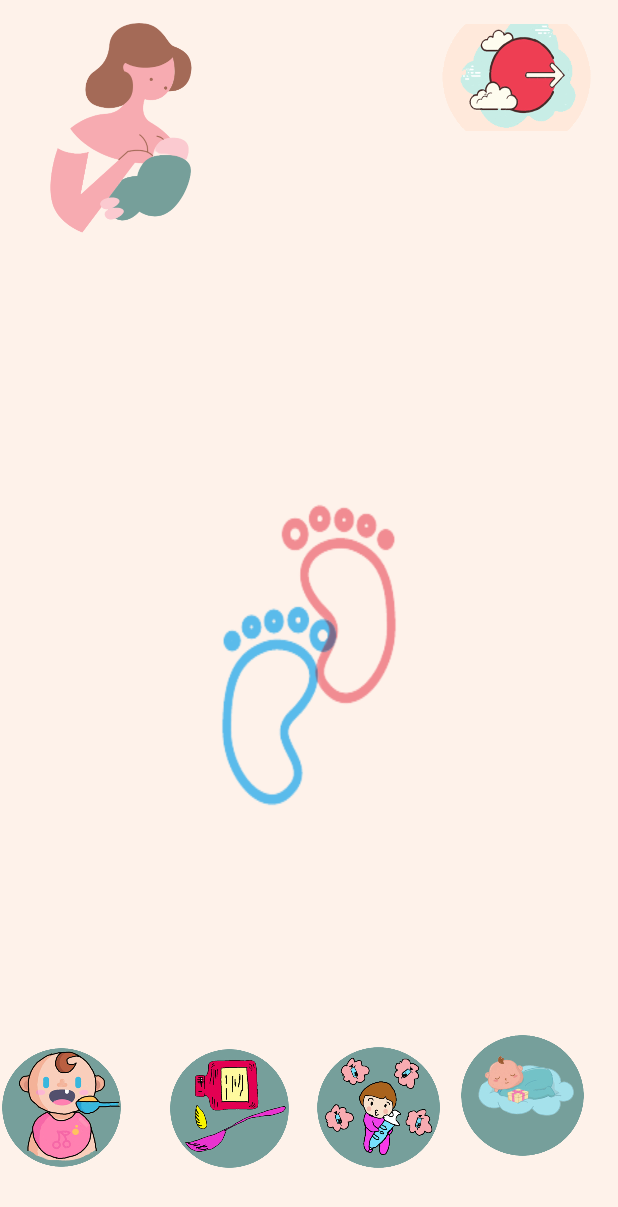
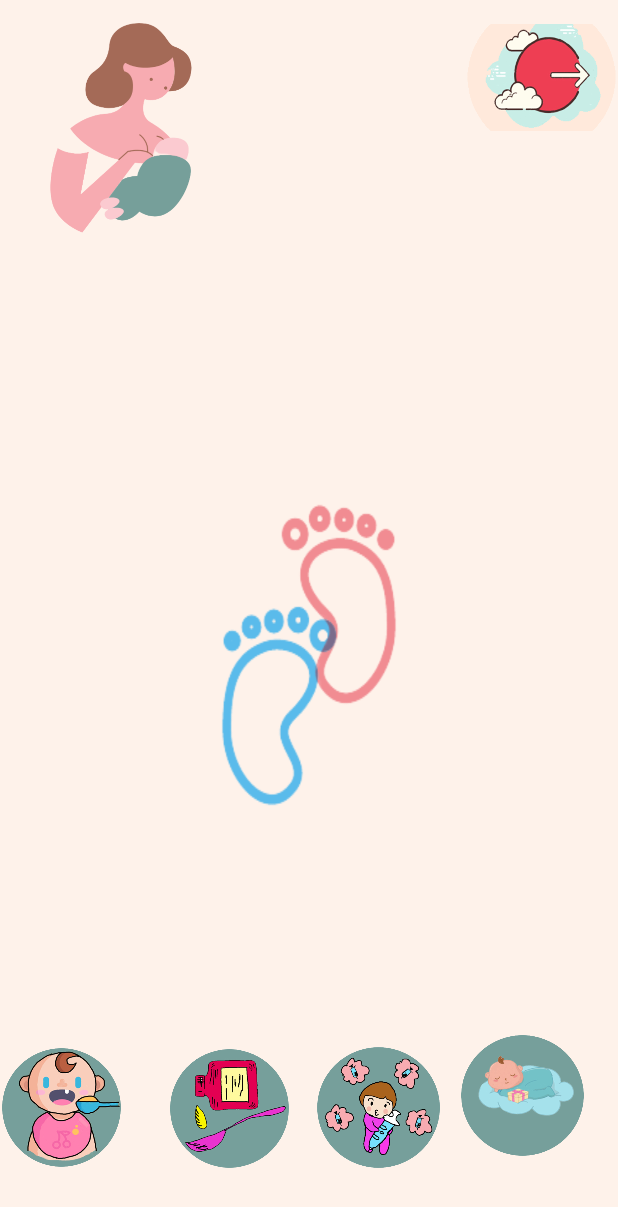
Before and after one commit to bontsdivina/CC107_Sat7301230Group1, an Android app: the Home1 screen opened directly, with no data from a screen before it, on a phone screen of 412 x 824 dp. Shown: the top 1207 px of the screen. Run offline under Robolectric (Android 15) with nearby library versions, the phone set to English and light mode, and no system bars.

Commit message:
Update activity_home1.xml

```diff
--- a/Group1_PROJECT/ANDROID/app/src/main/res/layout/activity_home1.xml
+++ b/Group1_PROJECT/ANDROID/app/src/main/res/layout/activity_home1.xml
@@ -94,19 +94,16 @@
         android:id="@+id/imageButton6"
         android:layout_width="102dp"
         android:layout_height="71dp"
-        android:layout_marginStart="292dp"
         android:layout_marginTop="16dp"
-        android:layout_marginBottom="144dp"
         android:adjustViewBounds="true"
 
         android:background="@drawable/round"
         android:scaleType="centerCrop"
-        app:layout_constraintBottom_toTopOf="@+id/imageView4"
         app:layout_constraintEnd_toEndOf="parent"
-        app:layout_constraintHorizontal_bias="0.058"
+        app:layout_constraintHorizontal_bias="1.0"
         app:layout_constraintStart_toStartOf="parent"
         app:layout_constraintTop_toTopOf="parent"
-        app:layout_constraintVertical_bias="0.0"
+
         app:srcCompat="@drawable/logout" />
 
 </androidx.constraintlayout.widget.ConstraintLayout>
```
